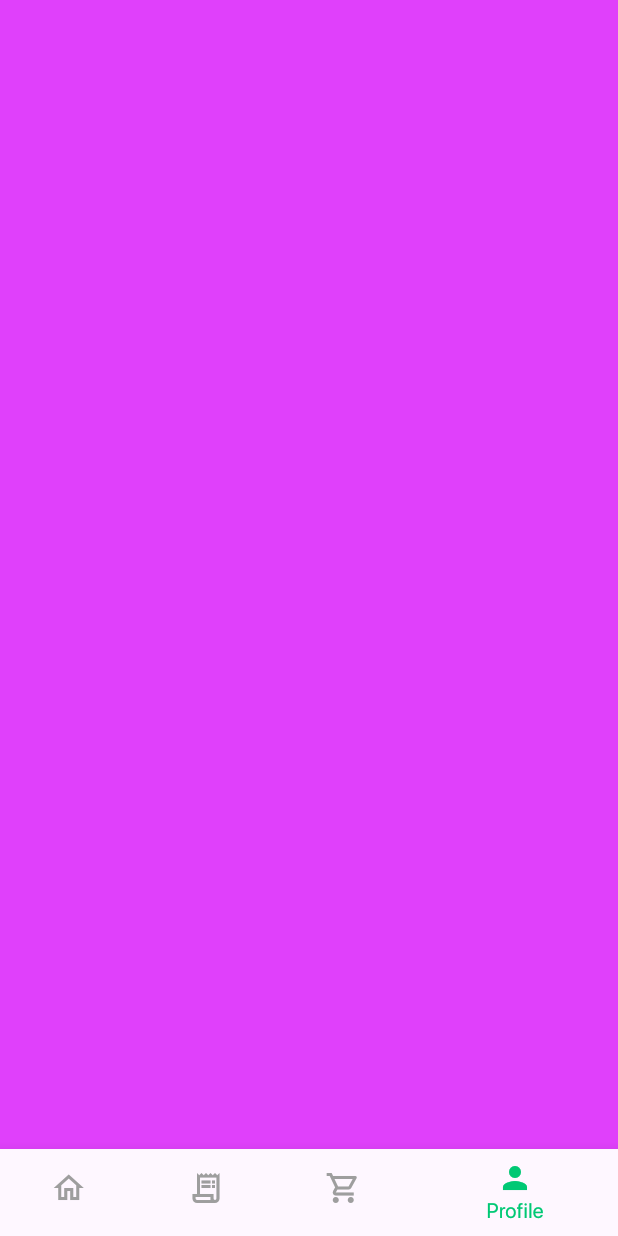
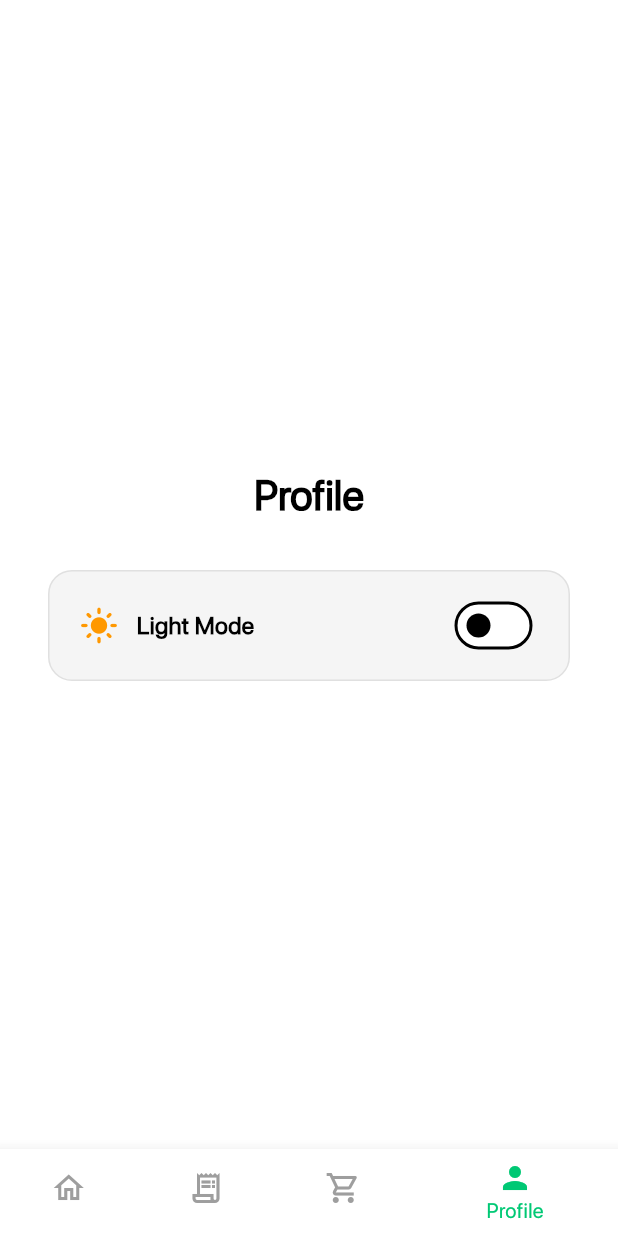
Before and after one commit to FakhrElddin/street_bite_app, a Flutter app: the screen it shows after launch, item 4 of the bottom bar chosen, on a phone screen of 412 x 824 dp. Run offline on Flutter 3.47's test engine with Material 3 defaults, Android fonts, the phone set to English and light mode, and no system bars; our stand-ins replace flutter_bloc, shared_preferences.

Commit message:
toggle app theme

```diff
--- /dev/null
+++ b/lib/core/cache/shared_prefs_utils.dart
@@ -0,0 +1,31 @@
+import 'package:shared_preferences/shared_preferences.dart';
+
+class SharedPrefsUtils {
+  static late SharedPreferences _prefs;
+
+  static Future<void> init() async {
+    _prefs = await SharedPreferences.getInstance();
+  }
+
+  static Future<bool> saveData({required String key, required dynamic value}) {
+    if (value is int) {
+      return _prefs.setInt(key, value);
+    } else if (value is bool) {
+      return _prefs.setBool(key, value);
+    } else if (value is double) {
+      return _prefs.setDouble(key, value);
+    } else if (value is String) {
+      return _prefs.setString(key, value);
+    } else {
+      return _prefs.setStringList(key, value);
+    }
+  }
+
+  static Object? getData({required String key}) {
+    return _prefs.get(key);
+  }
+
+  static Future<bool> removeData({required String key}) async {
+    return await _prefs.remove(key);
+  }
+}
--- a/lib/core/config/app_theme.dart
+++ b/lib/core/config/app_theme.dart
@@ -1,17 +1,62 @@
 import 'package:flutter/material.dart';
+import 'package:flutter/services.dart';
 import 'package:street_bite_app/core/utils/app_colors.dart';
 import 'package:street_bite_app/core/utils/app_constants.dart';
 
 class AppTheme {
   static ThemeData lightTheme = ThemeData(
+    useMaterial3: true,
+    brightness: Brightness.light,
     scaffoldBackgroundColor: AppColors.whiteColor,
     primaryColor: AppColors.primaryColor,
     fontFamily: AppConstants.fontFamily,
+    colorScheme: const ColorScheme.light(
+      primary: AppColors.primaryColor,
+      surface: AppColors.whiteColor,
+    ),
+    appBarTheme: const AppBarTheme(
+      backgroundColor: AppColors.whiteColor,
+      foregroundColor: AppColors.blackColor,
+      elevation: 0,
+      systemOverlayStyle: SystemUiOverlayStyle(
+        statusBarColor: AppColors.transparentColor,
+        statusBarIconBrightness: Brightness.dark,
+        statusBarBrightness: Brightness.light,
+      ),
+    ),
+    bottomNavigationBarTheme: const BottomNavigationBarThemeData(
+      backgroundColor: AppColors.whiteColor,
+      selectedItemColor: AppColors.primaryColor,
+      unselectedItemColor: AppColors.greyColor,
+      elevation: 8,
+    ),
   );
 
   static ThemeData darkTheme = ThemeData(
+    useMaterial3: true,
+    brightness: Brightness.dark,
     scaffoldBackgroundColor: AppColors.backgroundColorDark,
     primaryColor: AppColors.primaryColor,
     fontFamily: AppConstants.fontFamily,
+    colorScheme: const ColorScheme.dark(
+      primary: AppColors.primaryColor,
+      surface: AppColors.backgroundColorDark,
+    ),
+    appBarTheme: const AppBarTheme(
+      backgroundColor: AppColors.backgroundColorDark,
+      foregroundColor: AppColors.whiteColor,
+      elevation: 0,
+      systemOverlayStyle: SystemUiOverlayStyle(
+        statusBarColor: AppColors.transparentColor,
+        statusBarIconBrightness: Brightness.light,
+        statusBarBrightness: Brightness.dark,
+      ),
+    ),
+    bottomNavigationBarTheme: const BottomNavigationBarThemeData(
+      backgroundColor: AppColors.backgroundColorDark,
+      selectedItemColor: AppColors.primaryColor,
+      unselectedItemColor: AppColors.greyColor,
+      elevation: 8,
+    ),
   );
 }
--- a/lib/core/utils/app_constants.dart
+++ b/lib/core/utils/app_constants.dart
@@ -1,3 +1,4 @@
 class AppConstants {
   static const String fontFamily = 'SF Pro';
+  static const String isDarkKey = 'is_dark';
 }
--- /dev/null
+++ b/lib/features/main_navigation/presentation/manager/cubit/theme_cubit.dart
@@ -0,0 +1,40 @@
+import 'package:flutter/material.dart';
+import 'package:flutter/services.dart';
+import 'package:flutter_bloc/flutter_bloc.dart';
+import 'package:street_bite_app/core/cache/shared_prefs_utils.dart';
+import 'package:street_bite_app/core/utils/app_constants.dart';
+
+part 'theme_state.dart';
+
+class ThemeCubit extends Cubit<ThemeState> {
+  ThemeCubit() : super(ThemeInitial()) {
+    isDark =
+        (SharedPrefsUtils.getData(key: AppConstants.isDarkKey) as bool?) ?? false;
+    _updateSystemStatusBar();
+  }
+
+  static ThemeCubit get(BuildContext context) => BlocProvider.of(context);
+
+  bool isDark = false;
+
+  void changeTheme({bool? fromCache}) {
+    if (fromCache != null) {
+      isDark = fromCache;
+    } else {
+      isDark = !isDark;
+      SharedPrefsUtils.saveData(key: AppConstants.isDarkKey, value: isDark);
+    }
+    _updateSystemStatusBar();
+    emit(ChangeThemeState());
+  }
+
+  void _updateSystemStatusBar() {
+    SystemChrome.setSystemUIOverlayStyle(
+      SystemUiOverlayStyle(
+        statusBarColor: Colors.transparent,
+        statusBarIconBrightness: isDark ? Brightness.light : Brightness.dark,
+        statusBarBrightness: isDark ? Brightness.dark : Brightness.light,
+      ),
+    );
+  }
+}
--- /dev/null
+++ b/lib/features/main_navigation/presentation/manager/cubit/theme_state.dart
@@ -0,0 +1,8 @@
+part of 'theme_cubit.dart';
+
+@immutable
+sealed class ThemeState {}
+
+final class ThemeInitial extends ThemeState {}
+
+final class ChangeThemeState extends ThemeState {}
--- a/lib/features/main_navigation/presentation/screens/main_navigation_screen.dart
+++ b/lib/features/main_navigation/presentation/screens/main_navigation_screen.dart
@@ -1,6 +1,9 @@
 import 'package:flutter/material.dart';
+import 'package:flutter_bloc/flutter_bloc.dart';
+import 'package:street_bite_app/core/config/app_theme.dart';
 import 'package:street_bite_app/features/cart/presentation/screens/cart_view.dart';
 import 'package:street_bite_app/features/home/presentation/screens/home_view.dart';
+import 'package:street_bite_app/features/main_navigation/presentation/manager/cubit/theme_cubit.dart';
 import 'package:street_bite_app/features/main_navigation/presentation/widgets/custom_bottom_nav_bar.dart';
 import 'package:street_bite_app/features/orders/presentation/screens/orders_view.dart';
 import 'package:street_bite_app/features/profile/presentation/screens/profile_view.dart';
@@ -24,8 +27,18 @@ class _MainNavigationScreenState extends State<MainNavigationScreen> {
 
   @override
   Widget build(BuildContext context) {
-    return Scaffold(
-      body: IndexedStack(index: _currentIndex, children: _views),
+    return BlocProvider(
+      create: (context) => ThemeCubit(),
+      child: BlocBuilder<ThemeCubit, ThemeState>(
+        builder: (context, state) {
+          final isDark = ThemeCubit.get(context).isDark;
+          return Theme(
+            data: isDark ? AppTheme.darkTheme : AppTheme.lightTheme,
+            child: Scaffold(
+              body: IndexedStack(
+                index: _currentIndex,
+                children: _views,
+              ),
               bottomNavigationBar: CustomBottomNavBar(
                 currentIndex: _currentIndex,
                 onTap: (index) {
@@ -34,6 +47,10 @@ class _MainNavigationScreenState extends State<MainNavigationScreen> {
                   });
                 },
               ),
+            ),
+          );
+        },
+      ),
     );
   }
 }
--- a/lib/features/main_navigation/presentation/widgets/custom_bottom_nav_bar.dart
+++ b/lib/features/main_navigation/presentation/widgets/custom_bottom_nav_bar.dart
@@ -40,6 +40,9 @@ class CustomBottomNavBar extends StatelessWidget {
     return BottomNavigationBar(
       currentIndex: currentIndex,
       onTap: onTap,
+      backgroundColor: Theme.of(context)
+          .bottomNavigationBarTheme
+          .backgroundColor,
       selectedItemColor: AppColors.primaryColor,
       unselectedItemColor: AppColors.greyColor,
       items: items.map((item) {
--- a/lib/features/profile/presentation/screens/profile_view.dart
+++ b/lib/features/profile/presentation/screens/profile_view.dart
@@ -1,12 +1,25 @@
 import 'package:flutter/material.dart';
+import 'package:street_bite_app/features/profile/presentation/widgets/theme_toggle_button.dart';
 
 class ProfileView extends StatelessWidget {
   const ProfileView({super.key});
 
   @override
   Widget build(BuildContext context) {
-    return Container(
-      color: Colors.purpleAccent,
+    return Center(
+      child: Column(
+        mainAxisAlignment: MainAxisAlignment.center,
+        children: [
+          Text(
+            'Profile',
+            style: Theme.of(context).textTheme.headlineMedium?.copyWith(
+                  fontWeight: FontWeight.bold,
+                ),
+          ),
+          const SizedBox(height: 32),
+          const ThemeToggleButton(),
+        ],
+      ),
     );
   }
 }
--- /dev/null
+++ b/lib/features/profile/presentation/widgets/theme_toggle_button.dart
@@ -0,0 +1,62 @@
+import 'package:flutter/material.dart';
+import 'package:flutter_bloc/flutter_bloc.dart';
+import 'package:street_bite_app/core/utils/app_colors.dart';
+import 'package:street_bite_app/features/main_navigation/presentation/manager/cubit/theme_cubit.dart';
+
+class ThemeToggleButton extends StatelessWidget {
+  const ThemeToggleButton({super.key});
+
+  @override
+  Widget build(BuildContext context) {
+    return BlocBuilder<ThemeCubit, ThemeState>(
+      builder: (context, state) {
+        final themeCubit = ThemeCubit.get(context);
+        final isDark = themeCubit.isDark;
+
+        return Container(
+          padding: const EdgeInsets.symmetric(horizontal: 20, vertical: 12),
+          margin: const EdgeInsets.symmetric(horizontal: 32),
+          decoration: BoxDecoration(
+            color: isDark ? const Color(0xFF1E1E1E) : Colors.grey.shade100,
+            borderRadius: BorderRadius.circular(16),
+            border: Border.all(
+              color: isDark ? AppColors.borderColor : Colors.grey.shade300,
+            ),
+          ),
+          child: Row(
+            mainAxisAlignment: MainAxisAlignment.spaceBetween,
+            children: [
+              Row(
+                children: [
+                  Icon(
+                    isDark ? Icons.dark_mode_rounded : Icons.light_mode_rounded,
+                    color: isDark ? Colors.amber : Colors.orange,
+                    size: 26,
+                  ),
+                  const SizedBox(width: 12),
+                  Text(
+                    isDark ? 'Dark Mode' : 'Light Mode',
+                    style: TextStyle(
+                      fontSize: 16,
+                      fontWeight: FontWeight.w600,
+                      color: isDark
+                          ? AppColors.whiteColor
+                          : AppColors.blackColor,
+                    ),
+                  ),
+                ],
+              ),
+              Switch.adaptive(
+                value: isDark,
+                activeTrackColor: AppColors.primaryColor,
+                onChanged: (_) {
+                  themeCubit.changeTheme();
+                },
+              ),
+            ],
+          ),
+        );
+      },
+    );
+  }
+}
--- a/lib/main.dart
+++ b/lib/main.dart
@@ -1,8 +1,11 @@
 import 'package:flutter/material.dart';
+import 'package:street_bite_app/core/cache/shared_prefs_utils.dart';
 import 'package:street_bite_app/core/config/app_theme.dart';
 import 'package:street_bite_app/features/main_navigation/presentation/screens/main_navigation_screen.dart';
 
-void main() {
+void main() async {
+  WidgetsFlutterBinding.ensureInitialized();
+  await SharedPrefsUtils.init();
   runApp(const MyApp());
 }
 
--- a/pubspec.yaml
+++ b/pubspec.yaml
@@ -30,6 +30,9 @@ environment:
 dependencies:
   flutter:
     sdk: flutter
+  bloc: ^9.2.1
+  flutter_bloc: ^9.1.1
+  shared_preferences: ^2.5.6
 
   # The following adds the Cupertino Icons font to your application.
   # Use with the CupertinoIcons class for iOS style icons.
```
Also changed, not shown: lib/features/cart/presentation/screens/cart_view.dart (+7 -2 lines), lib/features/home/presentation/screens/home_view.dart (+7 -2 lines), lib/features/orders/presentation/screens/orders_view.dart (+7 -2 lines), pubspec.lock, 1 other file. Lines whose indentation alone changed are shown as unchanged.
